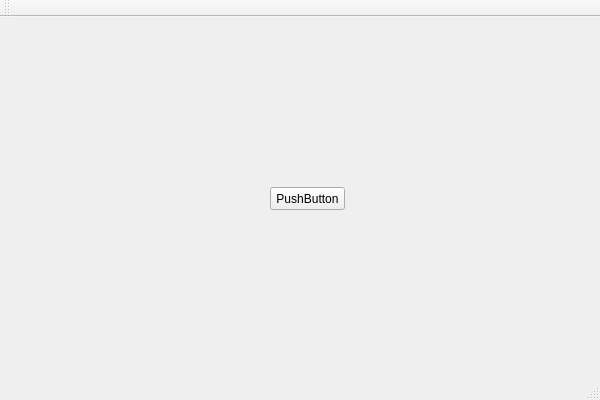
ableity/socket-, file c的传输/service/file_service_qt/file_service_qt.ui: the form before one commit.
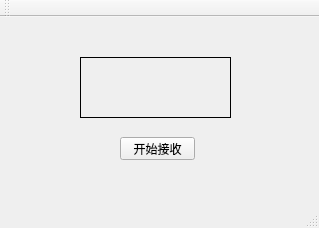
The form after the commit.

What changed in the file:
```diff
--- a/c的传输/service/file_service_qt/file_service_qt.ui
+++ b/c的传输/service/file_service_qt/file_service_qt.ui
@@ -6,8 +6,8 @@
    <rect>
     <x>0</x>
     <y>0</y>
-    <width>600</width>
-    <height>400</height>
+    <width>319</width>
+    <height>228</height>
    </rect>
   </property>
   <property name="windowTitle">
@@ -17,14 +17,30 @@
    <widget class="QPushButton" name="pushButton">
     <property name="geometry">
      <rect>
-      <x>270</x>
-      <y>170</y>
+      <x>120</x>
+      <y>120</y>
       <width>75</width>
       <height>23</height>
      </rect>
     </property>
     <property name="text">
-     <string>PushButton</string>
+     <string>开始接收</string>
+    </property>
+   </widget>
+   <widget class="QLabel" name="showifo">
+    <property name="geometry">
+     <rect>
+      <x>80</x>
+      <y>40</y>
+      <width>151</width>
+      <height>61</height>
+     </rect>
+    </property>
+    <property name="frameShape">
+     <enum>QFrame::Box</enum>
+    </property>
+    <property name="text">
+     <string/>
     </property>
    </widget>
   </widget>
```
Left out of the diff: 2 changed lines with no effect on the pictures.
